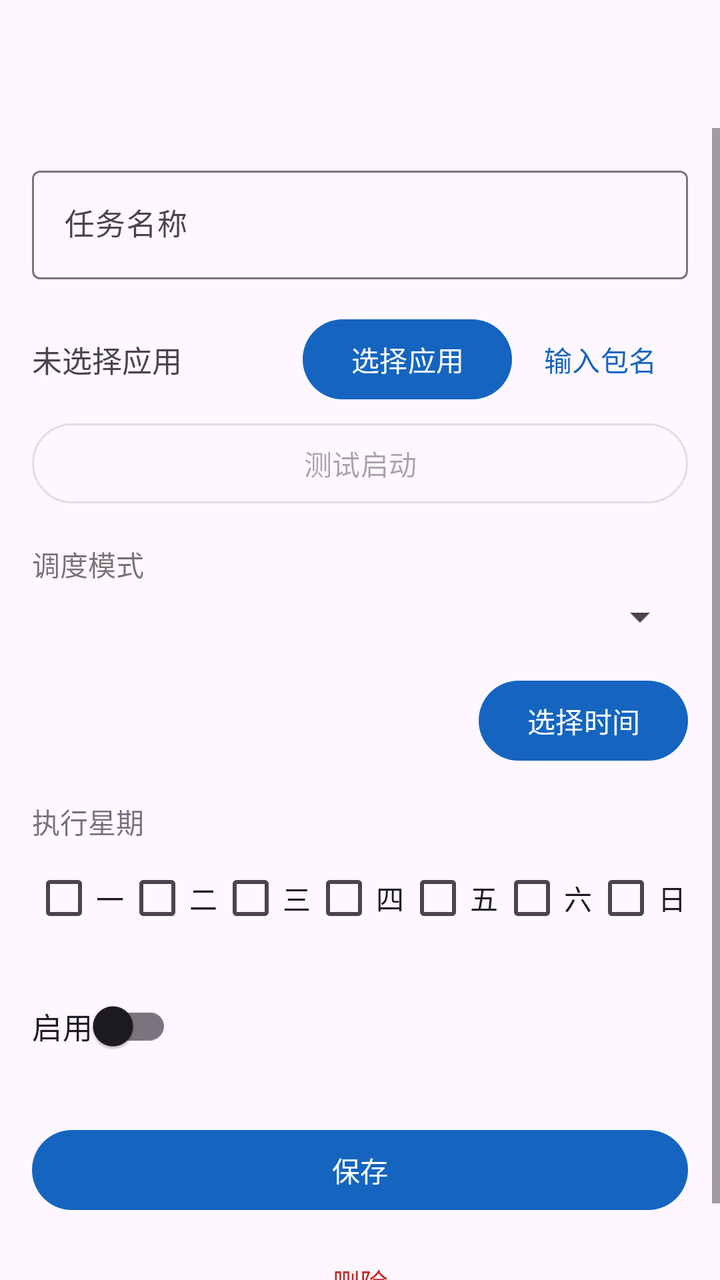
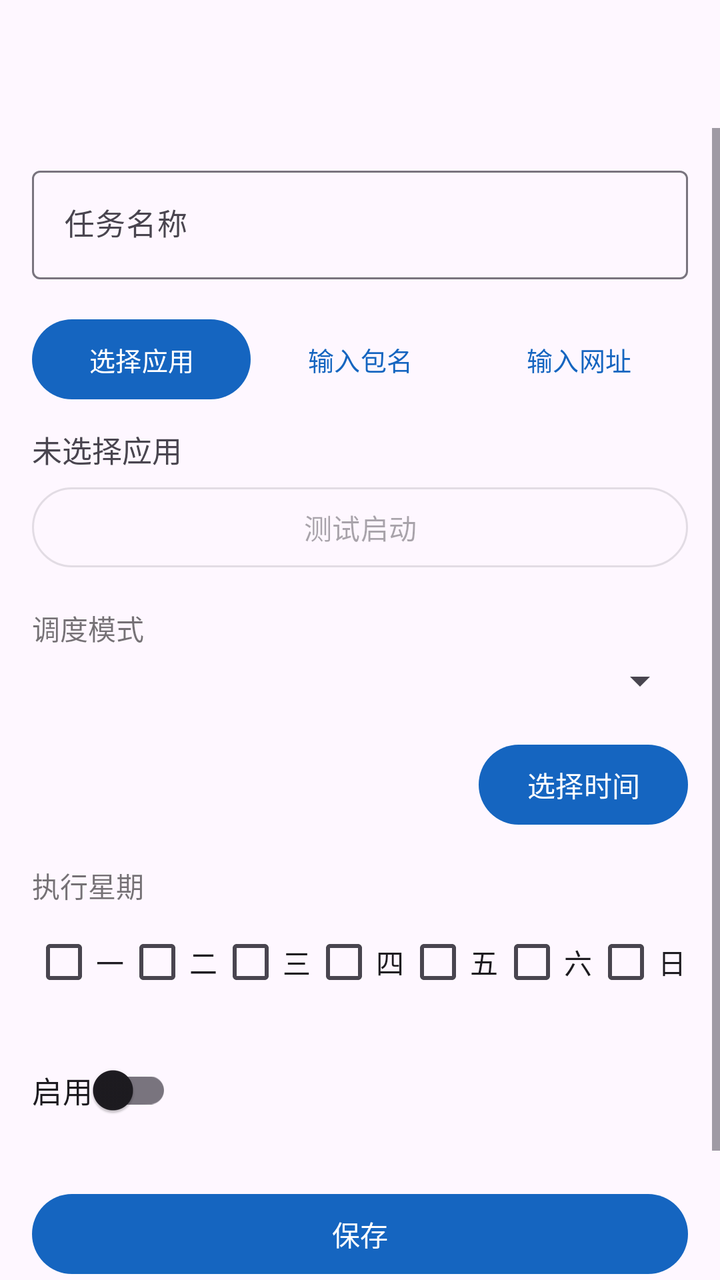

Before-and-after screenshots of an Android layout around one commit, followed by the original layout XML and the change that was made.
<!-- AndroidManifest.xml: application theme Theme.AutoTask -->
<!-- res/layout/activity_task_edit.xml -->
<?xml version="1.0" encoding="utf-8"?>
<LinearLayout xmlns:android="http://schemas.android.com/apk/res/android"
    xmlns:app="http://schemas.android.com/apk/res-auto"
    android:layout_width="match_parent"
    android:layout_height="match_parent"
    android:orientation="vertical">

    <com.google.android.material.appbar.MaterialToolbar
        android:id="@+id/toolbar"
        android:layout_width="match_parent"
        android:layout_height="?attr/actionBarSize" />

    <ScrollView
        android:layout_width="match_parent"
        android:layout_height="match_parent"
        android:fillViewport="true">

        <LinearLayout
            android:layout_width="match_parent"
            android:layout_height="wrap_content"
            android:orientation="vertical"
            android:padding="16dp">

            <com.google.android.material.textfield.TextInputLayout
                android:layout_width="match_parent"
                android:layout_height="wrap_content"
                android:hint="@string/task_name_label"
                app:boxBackgroundMode="outline">

                <com.google.android.material.textfield.TextInputEditText
                    android:id="@+id/etName"
                    android:layout_width="match_parent"
                    android:layout_height="wrap_content"
                    android:inputType="text"
                    android:maxLines="1"
                    android:textSize="15sp" />

            </com.google.android.material.textfield.TextInputLayout>

            <LinearLayout
                android:layout_width="match_parent"
                android:layout_height="wrap_content"
                android:layout_marginTop="16dp"
                android:gravity="center_vertical"
                android:orientation="horizontal">

                <TextView
                    android:id="@+id/tvTarget"
                    android:layout_width="0dp"
                    android:layout_height="wrap_content"
                    android:layout_weight="1"
                    android:text="@string/task_target_empty"
                    android:textSize="15sp" />

                <com.google.android.material.button.MaterialButton
                    android:id="@+id/btnPickTarget"
                    android:layout_width="wrap_content"
                    android:layout_height="wrap_content"
                    android:text="@string/task_target_pick"
                    android:textSize="14sp" />

                <com.google.android.material.button.MaterialButton
                    android:id="@+id/btnInputPackage"
                    style="@style/Widget.Material3.Button.TextButton"
                    android:layout_width="wrap_content"
                    android:layout_height="wrap_content"
                    android:text="@string/task_target_input_pkg"
                    android:textSize="14sp" />

            </LinearLayout>

            <TextView
                android:id="@+id/tvTargetComponent"
                android:layout_width="match_parent"
                android:layout_height="wrap_content"
                android:layout_marginTop="2dp"
                android:ellipsize="end"
                android:maxLines="1"
                android:textColor="#61000000"
                android:textSize="12sp"
                android:visibility="gone" />

            <com.google.android.material.button.MaterialButton
                android:id="@+id/btnTestLaunch"
                style="@style/Widget.Material3.Button.OutlinedButton"
                android:layout_width="match_parent"
                android:layout_height="wrap_content"
                android:layout_marginTop="4dp"
                android:enabled="false"
                android:text="@string/task_target_test_launch"
                android:textSize="14sp" />

            <TextView
                android:layout_width="wrap_content"
                android:layout_height="wrap_content"
                android:layout_marginTop="16dp"
                android:text="@string/task_mode_label"
                android:textSize="14sp"
                android:textColor="#8A000000" />

            <Spinner
                android:id="@+id/spMode"
                android:layout_width="match_parent"
                android:layout_height="wrap_content"
                android:layout_marginTop="4dp" />

            <LinearLayout
                android:layout_width="match_parent"
                android:layout_height="wrap_content"
                android:layout_marginTop="16dp"
                android:gravity="center_vertical"
                android:orientation="horizontal">

                <TextView
                    android:id="@+id/tvTime"
                    android:layout_width="0dp"
                    android:layout_height="wrap_content"
                    android:layout_weight="1"
                    android:textSize="15sp" />

                <com.google.android.material.button.MaterialButton
                    android:id="@+id/btnPickTime"
                    android:layout_width="wrap_content"
                    android:layout_height="wrap_content"
                    android:text="@string/task_time_pick"
                    android:textSize="14sp" />

            </LinearLayout>

            <TextView
                android:id="@+id/tvWeekdayLabel"
                android:layout_width="wrap_content"
                android:layout_height="wrap_content"
                android:layout_marginTop="16dp"
                android:text="@string/task_weekday_label"
                android:textSize="14sp"
                android:textColor="#8A000000" />

            <LinearLayout
                android:id="@+id/llWeekdays"
                android:layout_width="match_parent"
                android:layout_height="wrap_content"
                android:layout_marginTop="4dp"
                android:orientation="horizontal">

                <CheckBox android:id="@+id/cbMon" android:layout_width="0dp" android:layout_height="wrap_content" android:layout_weight="1" android:text="@string/weekday_1" />
                <CheckBox android:id="@+id/cbTue" android:layout_width="0dp" android:layout_height="wrap_content" android:layout_weight="1" android:text="@string/weekday_2" />
                <CheckBox android:id="@+id/cbWed" android:layout_width="0dp" android:layout_height="wrap_content" android:layout_weight="1" android:text="@string/weekday_3" />
                <CheckBox android:id="@+id/cbThu" android:layout_width="0dp" android:layout_height="wrap_content" android:layout_weight="1" android:text="@string/weekday_4" />
                <CheckBox android:id="@+id/cbFri" android:layout_width="0dp" android:layout_height="wrap_content" android:layout_weight="1" android:text="@string/weekday_5" />
                <CheckBox android:id="@+id/cbSat" android:layout_width="0dp" android:layout_height="wrap_content" android:layout_weight="1" android:text="@string/weekday_6" />
                <CheckBox android:id="@+id/cbSun" android:layout_width="0dp" android:layout_height="wrap_content" android:layout_weight="1" android:text="@string/weekday_7" />

            </LinearLayout>

            <androidx.appcompat.widget.SwitchCompat
                android:id="@+id/swEnabled"
                android:layout_width="wrap_content"
                android:layout_height="wrap_content"
                android:layout_marginTop="16dp"
                android:text="@string/task_enabled"
                android:textSize="15sp" />

            <com.google.android.material.button.MaterialButton
                android:id="@+id/btnSave"
                android:layout_width="match_parent"
                android:layout_height="wrap_content"
                android:layout_marginTop="24dp"
                android:text="@string/task_save" />

            <com.google.android.material.button.MaterialButton
                android:id="@+id/btnDelete"
                style="@style/Widget.Material3.Button.TextButton"
                android:layout_width="match_parent"
                android:layout_height="wrap_content"
                android:layout_marginTop="8dp"
                android:text="@string/task_delete"
                android:textColor="@color/status_missing" />

        </LinearLayout>

    </ScrollView>

</LinearLayout>
<!-- resources referenced by this layout -->
<resources>
  <color name="status_missing">#C62828</color>
  <string name="task_delete">删除</string>
  <string name="task_enabled">启用</string>
  <string name="task_mode_label">调度模式</string>
  <string name="task_name_label">任务名称</string>
  <string name="task_save">保存</string>
  <string name="task_target_empty">未选择应用</string>
  <string name="task_target_input_pkg">输入包名</string>
  <string name="task_target_pick">选择应用</string>
  <string name="task_target_test_launch">测试启动</string>
  <string name="task_time_pick">选择时间</string>
  <string name="task_weekday_label">执行星期</string>
  <string name="weekday_1">一</string>
  <string name="weekday_2">二</string>
  <string name="weekday_3">三</string>
  <string name="weekday_4">四</string>
  <string name="weekday_5">五</string>
  <string name="weekday_6">六</string>
  <string name="weekday_7">日</string>
  <style name="Theme.AutoTask" parent="Theme.Material3.DayNight.NoActionBar">
          <item name="colorPrimary">@color/ic_launcher_background</item>
      </style>
  <color name="ic_launcher_background">#1565C0</color>
</resources>

<!-- the commit's change to res/layout/activity_task_edit.xml (unified diff, before → after) -->
@@ -44,30 +44,43 @@
                 android:gravity="center_vertical"
                 android:orientation="horizontal">
 
-                <TextView
-                    android:id="@+id/tvTarget"
+                <com.google.android.material.button.MaterialButton
+                    android:id="@+id/btnPickTarget"
                     android:layout_width="0dp"
                     android:layout_height="wrap_content"
                     android:layout_weight="1"
-                    android:text="@string/task_target_empty"
-                    android:textSize="15sp" />
-
-                <com.google.android.material.button.MaterialButton
-                    android:id="@+id/btnPickTarget"
-                    android:layout_width="wrap_content"
-                    android:layout_height="wrap_content"
                     android:text="@string/task_target_pick"
-                    android:textSize="14sp" />
+                    android:textSize="13sp" />
 
                 <com.google.android.material.button.MaterialButton
                     android:id="@+id/btnInputPackage"
                     style="@style/Widget.Material3.Button.TextButton"
-                    android:layout_width="wrap_content"
+                    android:layout_width="0dp"
                     android:layout_height="wrap_content"
+                    android:layout_weight="1"
                     android:text="@string/task_target_input_pkg"
-                    android:textSize="14sp" />
+                    android:textSize="13sp" />
+
+                <com.google.android.material.button.MaterialButton
+                    android:id="@+id/btnInputUrl"
+                    style="@style/Widget.Material3.Button.TextButton"
+                    android:layout_width="0dp"
+                    android:layout_height="wrap_content"
+                    android:layout_weight="1"
+                    android:text="@string/task_target_input_url"
+                    android:textSize="13sp" />
 
             </LinearLayout>
+
+            <TextView
+                android:id="@+id/tvTarget"
+                android:layout_width="match_parent"
+                android:layout_height="wrap_content"
+                android:layout_marginTop="10dp"
+                android:ellipsize="end"
+                android:maxLines="1"
+                android:text="@string/task_target_empty"
+                android:textSize="15sp" />
 
             <TextView
                 android:id="@+id/tvTargetComponent"
<!-- resource entries referenced after the edit -->
@@ -8,6 +8,7 @@
   <string name="task_save">保存</string>
   <string name="task_target_empty">未选择应用</string>
   <string name="task_target_input_pkg">输入包名</string>
+  <string name="task_target_input_url">输入网址</string>
   <string name="task_target_pick">选择应用</string>
   <string name="task_target_test_launch">测试启动</string>
   <string name="task_time_pick">选择时间</string>
